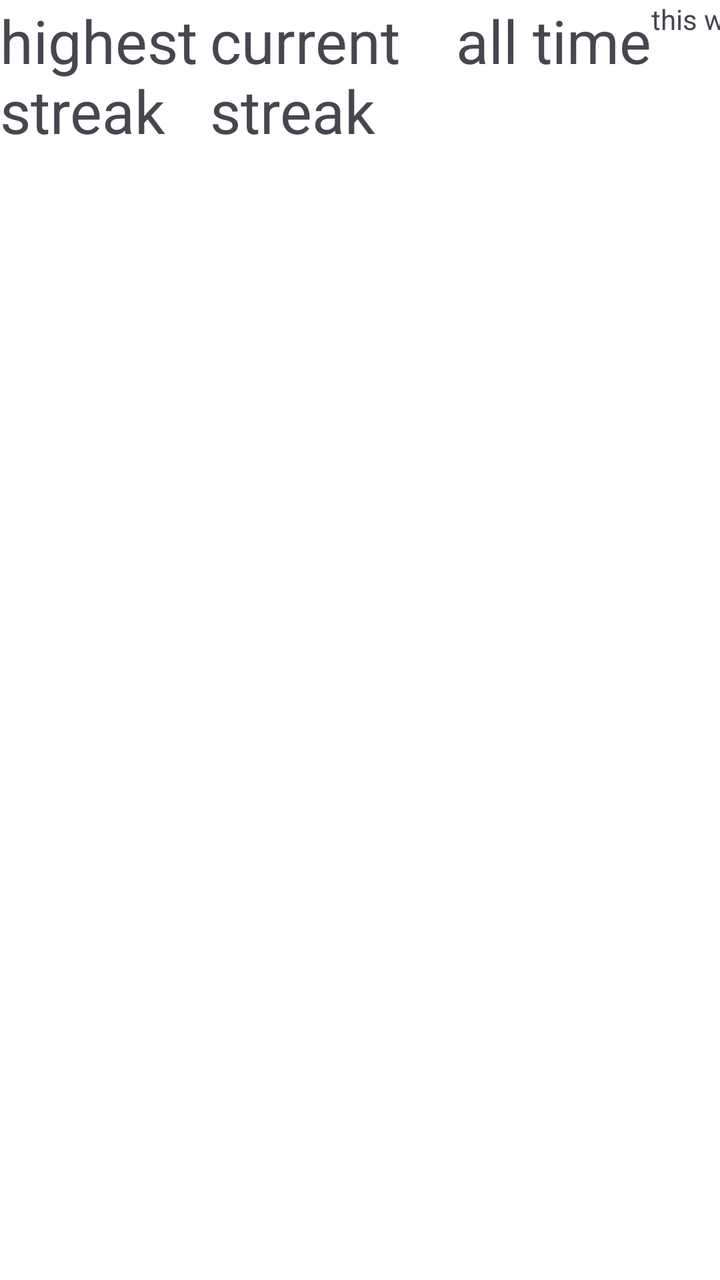
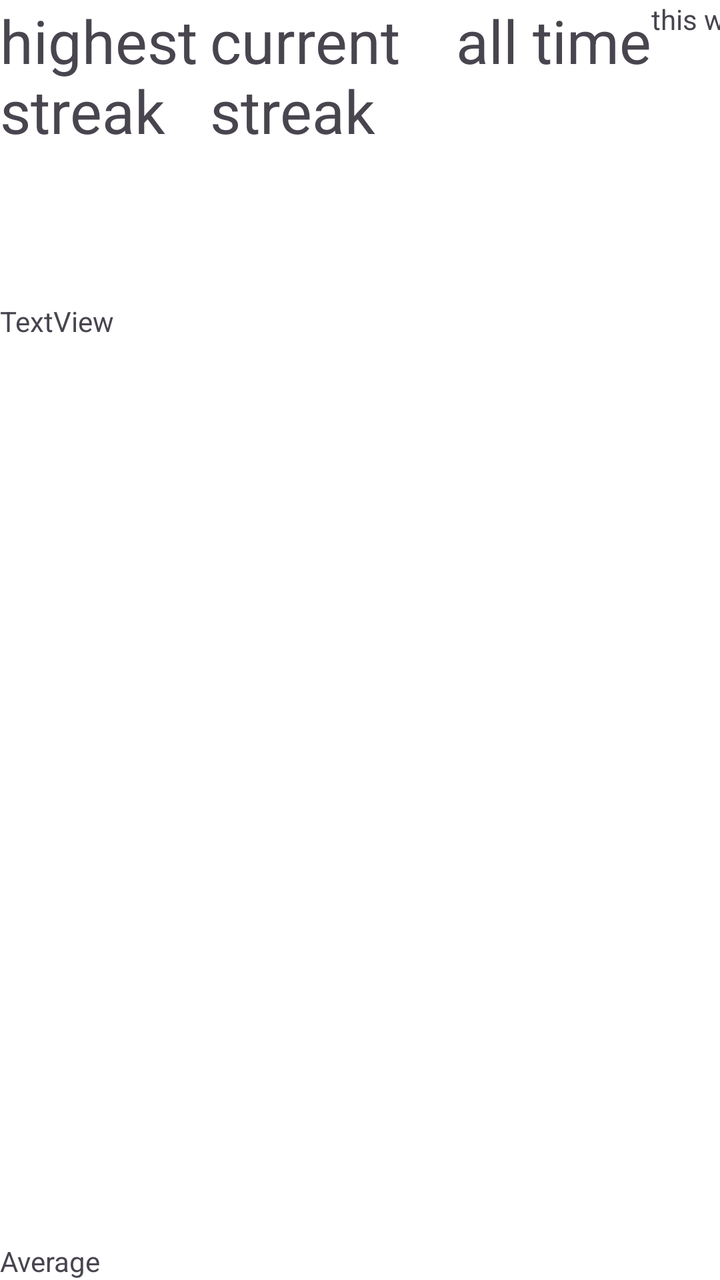

Before-and-after screenshots of an Android layout around one commit, followed by the original layout XML and the change that was made.
<!-- AndroidManifest.xml: application theme lightTheme -->
<!-- res/layout/fragment_stats.xml -->
<?xml version="1.0" encoding="utf-8"?>
<androidx.constraintlayout.widget.ConstraintLayout xmlns:android="http://schemas.android.com/apk/res/android"
    xmlns:app="http://schemas.android.com/apk/res-auto"
    xmlns:tools="http://schemas.android.com/tools"
    android:layout_width="match_parent"
    android:layout_height="match_parent"
    tools:context=".StatsFragment">

    

    <TextView
        android:id="@+id/currentStreakTextView"
        android:layout_width="123dp"
        android:layout_height="153dp"
        android:text="current streak"
        android:textSize="30dp"
        app:layout_constraintStart_toEndOf="@+id/highestStreakTextView"
        app:layout_constraintTop_toTopOf="parent" />

    <TextView
        android:id="@+id/highestStreakTextView"
        android:layout_width="105dp"
        android:layout_height="151dp"
        android:text="highest streak"
        android:textSize="30dp"
        app:layout_constraintStart_toStartOf="parent"
        app:layout_constraintTop_toTopOf="parent" />

    <TextView
        android:id="@+id/totalDurationTextView"
        android:layout_width="wrap_content"
        android:layout_height="wrap_content"
        android:text="all time"
        android:textSize="30dp"
        app:layout_constraintStart_toEndOf="@+id/currentStreakTextView"
        app:layout_constraintTop_toTopOf="parent" />

    <TextView
        android:id="@+id/totalDurationThisWeekTextView"
        android:layout_width="wrap_content"
        android:layout_height="wrap_content"
        android:text="this week"
        app:layout_constraintStart_toEndOf="@+id/totalDurationTextView"
        app:layout_constraintTop_toTopOf="parent" />


</androidx.constraintlayout.widget.ConstraintLayout>
<!-- resources referenced by this layout -->
<resources>
  <style name="lightTheme" parent="Theme.Material3.DayNight.NoActionBar">
          <item name="colorPrimary">@color/white</item>
          <item name="colorOnPrimary">@color/black</item>
          <item name="colorSecondary">@color/grey</item>
          <item name="android:windowBackground">@color/white</item>
      </style>
  <color name="white">#FFFFFFFF</color>
  <color name="black">#FF000000</color>
  <color name="grey">#b8b8b8</color>
</resources>

<!-- the commit's change to res/layout/fragment_stats.xml (unified diff, before → after) -->
@@ -43,5 +43,21 @@
         app:layout_constraintStart_toEndOf="@+id/totalDurationTextView"
         app:layout_constraintTop_toTopOf="parent" />
 
+    <TextView
+        android:id="@+id/averageSessionDuration"
+        android:layout_width="wrap_content"
+        android:layout_height="wrap_content"
+        android:text="Average"
+        app:layout_constraintBottom_toBottomOf="parent"
+        app:layout_constraintStart_toStartOf="parent" />
+
+    <TextView
+        android:id="@+id/totalDurationTodayTextView"
+        android:layout_width="113dp"
+        android:layout_height="60dp"
+        android:text="TextView"
+        app:layout_constraintStart_toStartOf="parent"
+        app:layout_constraintTop_toBottomOf="@+id/highestStreakTextView" />
+
 
 </androidx.constraintlayout.widget.ConstraintLayout>
